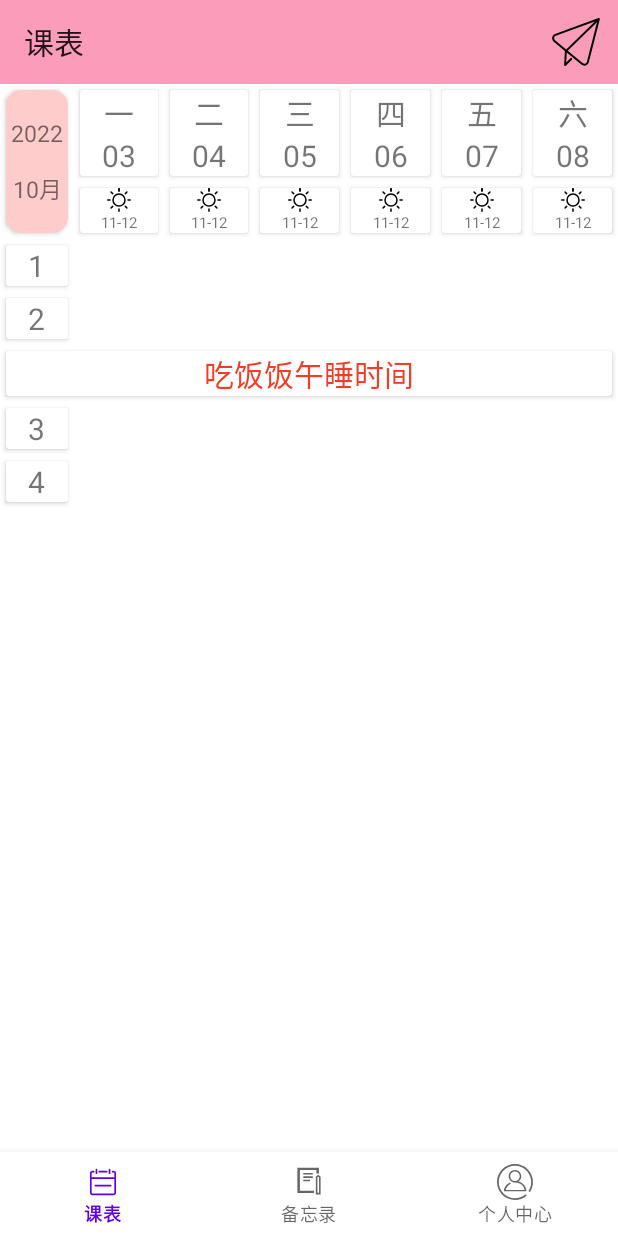
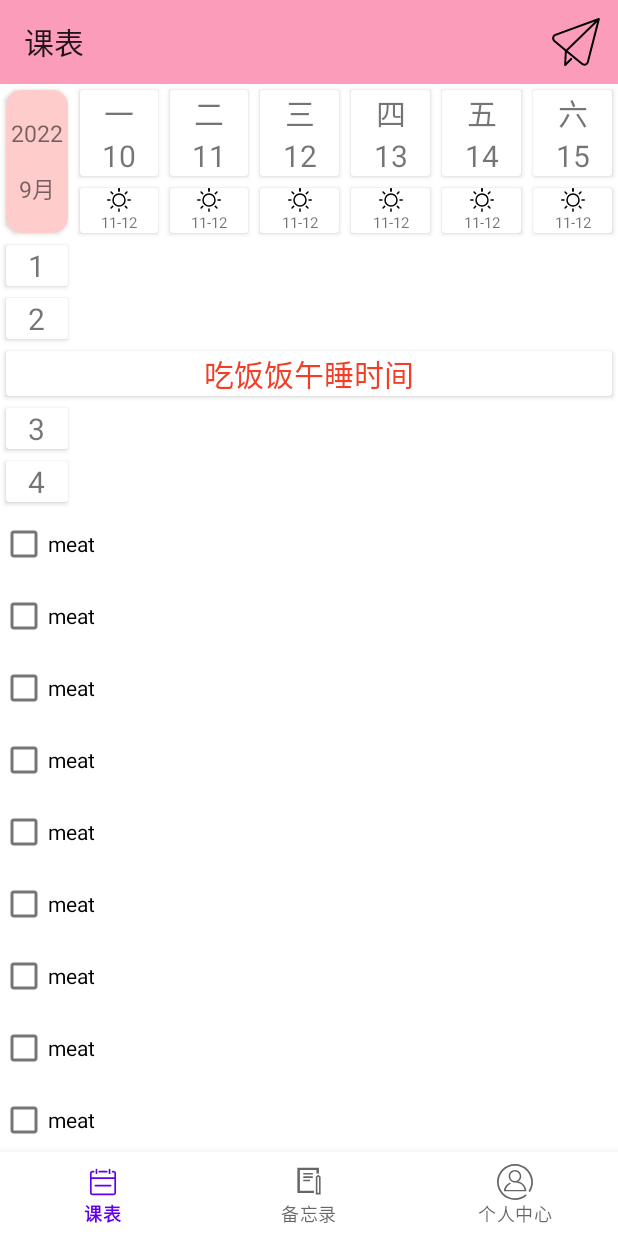
Before and after one commit to BlackJulySnow/niuniu-Android, an Android app: the screen it shows after launch (MainActivity), on a phone screen of 412 x 824 dp. Run offline under Robolectric (Android 15) with nearby library versions, the phone set to English and light mode, and no system bars; our stand-ins replace Room's generated code, navigation-ui; libraries missing offline, so code that uses them is left out: com.huawei.hms; 1 statement that could not run was skipped.

Commit message:
v1.2如果今天周日则显示下周的课表

```diff
--- a/app/src/main/java/cc/liyaya/mylove/constant/MyConstant.java
+++ b/app/src/main/java/cc/liyaya/mylove/constant/MyConstant.java
@@ -4,11 +4,11 @@ public class MyConstant {
     public static boolean ACCESS_FINE_LOCATION = false;
     public static String[] WEEK = {"","一","二","三","四","五","六","日"};
     public static int[] CLASS_EMBEDDING = {0,2,3,5,6,7};
-    public static String GetClassURL = "http://liyaya.cc:8000/schedule/getClass";
-    public static String TokenURL = "http://liyaya.cc:8000/schedule/adduser/";
+    public static String GetClassURL = "http://liyaya.cc:8000/schedule/getClass";//1.0加入
+    public static String TokenURL = "http://liyaya.cc:8000/user/add";//1.0加入
     public static String PushToken = "";
-    public static String PushTestURL = "http://liyaya.cc:8000/schedule/pushOne";
-    public static String MEMO_QUERY = "http://10.0.38.246:8080/memo/queryAll";
-    public static String MEMO_ADD = "http://10.0.38.246:8080/memo/add";
-    public static String MEMO_UPDATE = "http://10.0.38.246:8080/memo/update";
+    public static String PushTestURL = "http://liyaya.cc:8000/push/pushOne";
+    public static String MEMO_QUERY = "http://liyaya.cc:8000/memo/queryAll";
+    public static String MEMO_ADD = "http://liyaya.cc:8000/memo/add";
+    public static String MEMO_UPDATE = "http://liyaya.cc:8000/memo/update";
 }
--- a/app/src/main/java/cc/liyaya/mylove/dao/MemoDao.java
+++ b/app/src/main/java/cc/liyaya/mylove/dao/MemoDao.java
@@ -39,9 +39,6 @@ public interface MemoDao {
     @Query("SELECT * FROM Memo WHERE id = :id")
     Memo findById(long id);
 
-    @Query("UPDATE Memo SET deleted = 1 WHERE id = :id")
-    void updateDeletedById(long id);
-
     @Query("SELECT * FROM Memo WHERE changed = 1")
     List<Memo> getChanged();
 }
--- a/app/src/main/java/cc/liyaya/mylove/tool/DateUtil.java
+++ b/app/src/main/java/cc/liyaya/mylove/tool/DateUtil.java
@@ -26,4 +26,12 @@ public class DateUtil {
         c.set(Calendar.DAY_OF_WEEK, Calendar.MONDAY);
         return c.getTime().getTime() / 1000 * 1000;
     }
+    public static int getYear(){
+        Calendar calendar = Calendar.getInstance();
+        return calendar.get(Calendar.YEAR);
+    }
+    public static int getMonth(){
+        Calendar calendar = Calendar.getInstance();
+        return calendar.get(Calendar.MONTH);
+    }
 }
--- a/app/src/main/java/cc/liyaya/mylove/ui/fragment/ClassTableFragment.java
+++ b/app/src/main/java/cc/liyaya/mylove/ui/fragment/ClassTableFragment.java
@@ -1,10 +1,7 @@
 package cc.liyaya.mylove.ui.fragment;
 
-import android.graphics.drawable.Drawable;
-import android.location.Location;
 import android.os.Bundle;
 import android.os.Looper;
-import android.util.Log;
 import android.view.LayoutInflater;
 import android.view.Menu;
 import android.view.MenuInflater;
@@ -14,28 +11,15 @@ import android.view.ViewGroup;
 import android.widget.GridLayout;
 import android.widget.TextView;
 import android.widget.Toast;
-
 import androidx.annotation.NonNull;
 import androidx.cardview.widget.CardView;
 import androidx.core.view.MenuProvider;
 import androidx.fragment.app.Fragment;
-
-import com.google.gson.Gson;
-import com.qweather.sdk.bean.base.Code;
-import com.qweather.sdk.bean.base.Lang;
-import com.qweather.sdk.bean.base.Unit;
-import com.qweather.sdk.bean.weather.WeatherDailyBean;
-import com.qweather.sdk.bean.weather.WeatherNowBean;
-import com.qweather.sdk.view.QWeather;
-
 import java.io.IOException;
-import java.text.ParseException;
 import java.text.SimpleDateFormat;
 import java.util.Date;
 import java.util.HashMap;
 import java.util.List;
-
-import cc.liyaya.mylove.MyApplication;
 import cc.liyaya.mylove.R;
 import cc.liyaya.mylove.constant.MyConstant;
 import cc.liyaya.mylove.dao.ClassDao;
@@ -48,13 +32,8 @@ import cc.liyaya.mylove.tool.DateUtil;
 import cc.liyaya.mylove.tool.HttpUtil;
 import cc.liyaya.mylove.tool.ResourceTool;
 import cc.liyaya.mylove.tool.StringUtil;
-import cc.liyaya.mylove.tool.WeatherTool;
 import okhttp3.Call;
 import okhttp3.Callback;
-import okhttp3.FormBody;
-import okhttp3.OkHttpClient;
-import okhttp3.Request;
-import okhttp3.RequestBody;
 import okhttp3.Response;
 
 public class ClassTableFragment extends Fragment {
@@ -67,9 +46,13 @@ public class ClassTableFragment extends Fragment {
         binding = FragmentClassTableBinding.inflate(inflater, container, false);
         View root = binding.getRoot();
         initMenu();
-
+        binding.classYear.setText(String.valueOf(DateUtil.getYear()));
+        binding.classMonth.setText(String.format("%d",(DateUtil.getMonth())) + "月");
         long monday = DateUtil.getMonday();
         long today = DateUtil.getToday();
+        if (today == monday + DateUtil.dayTime * 6) {//如果今天是周日，显示下周课表
+            monday = monday + DateUtil.dayTime * 7;
+        }
         WeatherDao dao = DatabaseUsage.getInstance(getContext()).weatherDao();
         ClassDao classDao = DatabaseUsage.getInstance(getContext()).classDao();
         for (int i = 0;i < 6;i++){
@@ -94,12 +77,7 @@ public class ClassTableFragment extends Fragment {
 
     private void addClass(int i, int j, String className,String toast) {
         CardView view = (CardView)View.inflate(getContext(), R.layout.item_class, null);
-        view.setOnClickListener(new View.OnClickListener() {
-            @Override
-            public void onClick(View view) {
-                Toast.makeText(getContext(),toast,Toast.LENGTH_SHORT).show();
-            }
-        });
+        view.setOnClickListener(view1 -> Toast.makeText(getContext(),toast,Toast.LENGTH_SHORT).show());//显示上课地点
         GridLayout.Spec rowSpec = GridLayout.spec(i, 1.0f);
         GridLayout.Spec columnSpec = GridLayout.spec(j, 1.0f);
         ((TextView) view.findViewById(R.id.class_name)).setText(className);
--- a/app/src/main/res/layout/activity_info.xml
+++ b/app/src/main/res/layout/activity_info.xml
@@ -118,7 +118,7 @@
                 <TextView
                     android:layout_width="wrap_content"
                     android:layout_height="wrap_content"
-                    android:text="学着一切他慢慢来"
+                    android:text="学着一切陪他慢慢来"
                     android:textSize="16sp"
                     app:layout_constraintBottom_toBottomOf="parent"
                     app:layout_constraintRight_toLeftOf="@+id/right_icon_item3"
--- a/app/src/main/res/layout/fragment_class_table.xml
+++ b/app/src/main/res/layout/fragment_class_table.xml
@@ -1,9 +1,13 @@
 <?xml version="1.0" encoding="utf-8"?>
-<LinearLayout xmlns:android="http://schemas.android.com/apk/res/android"
+<ScrollView xmlns:android="http://schemas.android.com/apk/res/android"
     xmlns:app="http://schemas.android.com/apk/res-auto"
     xmlns:tools="http://schemas.android.com/tools"
     android:layout_width="match_parent"
     android:layout_height="match_parent"
+    >
+<LinearLayout
+    android:layout_width="match_parent"
+    android:layout_height="wrap_content"
     android:orientation="vertical"
     tools:context=".ui.fragment.ClassTableFragment">
 
@@ -34,7 +38,7 @@
                     android:layout_height="wrap_content"
                     android:layout_gravity="center"
                     android:textSize="15sp"
-                    android:text="2022"
+                    android:text="年份"
                     app:layout_constraintBottom_toTopOf="@id/class_month"
                     app:layout_constraintLeft_toLeftOf="parent"
                     app:layout_constraintRight_toRightOf="parent"
@@ -46,7 +50,7 @@
                     android:layout_height="wrap_content"
                     android:layout_gravity="center"
                     android:textSize="15sp"
-                    android:text="10月"
+                    android:text="月份"
                     app:layout_constraintBottom_toBottomOf="parent"
                     app:layout_constraintLeft_toLeftOf="parent"
                     app:layout_constraintRight_toRightOf="parent"
@@ -121,4 +125,59 @@
 
     </GridLayout>
 
+
+        <LinearLayout
+            android:orientation="vertical"
+            android:layout_width="match_parent"
+            android:layout_height="match_parent"
+            >
+            <CheckBox
+                android:layout_width="wrap_content"
+                android:layout_height="wrap_content"
+                android:text="meat"/>
+            <CheckBox
+                android:layout_width="wrap_content"
+                android:layout_height="wrap_content"
+                android:text="meat"/>
+            <CheckBox
+                android:layout_width="wrap_content"
+                android:layout_height="wrap_content"
+                android:text="meat"/>
+            <CheckBox
+                android:layout_width="wrap_content"
+                android:layout_height="wrap_content"
+                android:text="meat"/>
+            <CheckBox
+                android:layout_width="wrap_content"
+                android:layout_height="wrap_content"
+                android:text="meat"/>
+            <CheckBox
+                android:layout_width="wrap_content"
+                android:layout_height="wrap_content"
+                android:text="meat"/>
+            <CheckBox
+                android:layout_width="wrap_content"
+                android:layout_height="wrap_content"
+                android:text="meat"/>
+            <CheckBox
+                android:layout_width="wrap_content"
+                android:layout_height="wrap_content"
+                android:text="meat"/>
+            <CheckBox
+                android:layout_width="wrap_content"
+                android:layout_height="wrap_content"
+                android:text="meat"/>
+            <CheckBox
+                android:layout_width="wrap_content"
+                android:layout_height="wrap_content"
+                android:text="meat"/>
+            <CheckBox
+                android:layout_width="wrap_content"
+                android:layout_height="wrap_content"
+                android:text="meat"/>
+
+
+        </LinearLayout>
+
 </LinearLayout>
+</ScrollView>
```
Also changed, not shown: app/src/main/java/cc/liyaya/mylove/MyHmsMessageService.java (+6 -1 lines), app/src/main/java/cc/liyaya/mylove/tool/WeatherTool.java (+26 -0 lines), app/src/main/java/cc/liyaya/mylove/ui/activity/NoteActivity.java (+25 -5 lines), app/src/main/java/cc/liyaya/mylove/ui/fragment/MemoFragment.java (+23 -8 lines), app/src/main/res/layout/activity_note.xml (+7 -2 lines).
